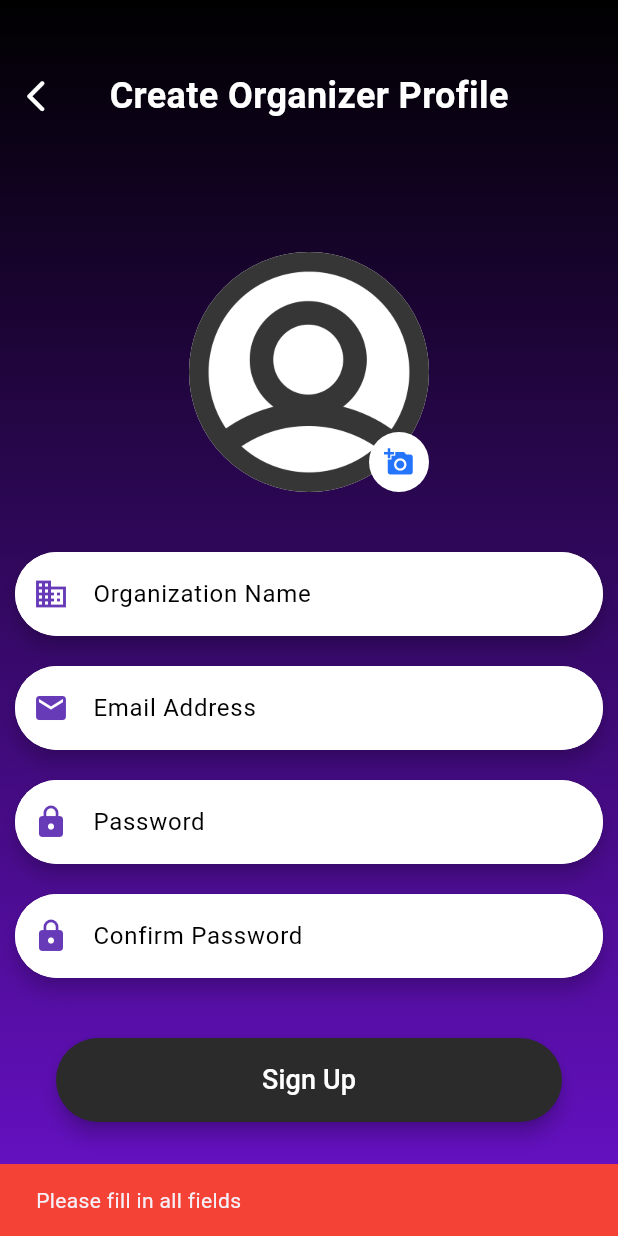
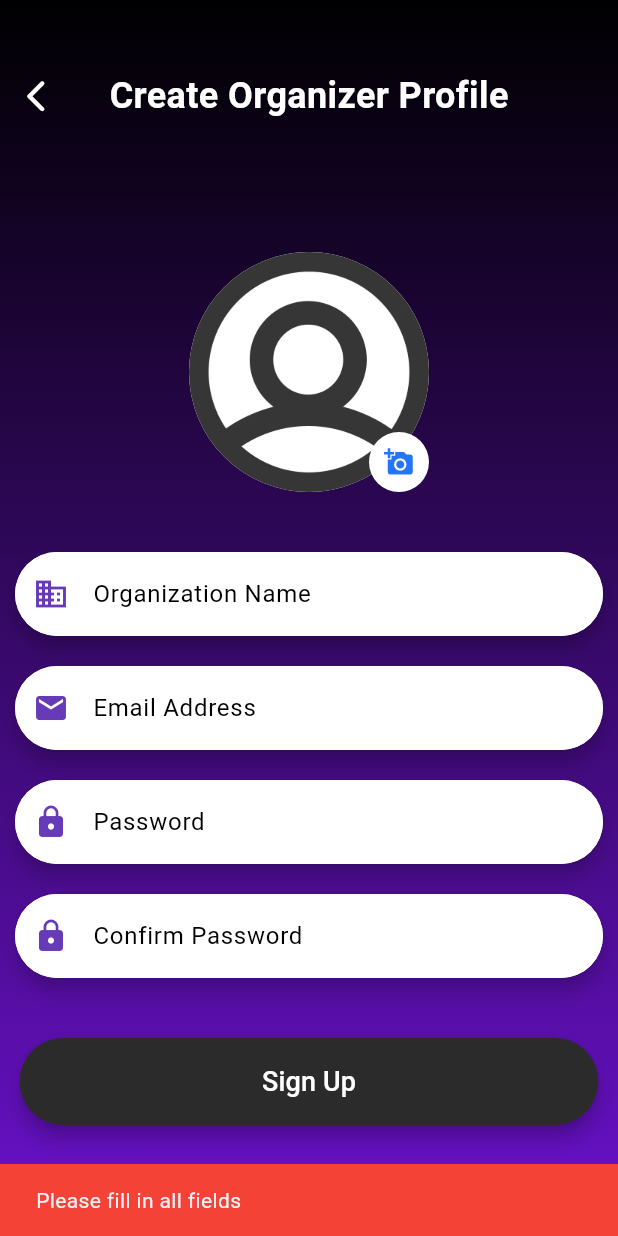
Before and after one commit to ameyjoshi0209/sound_stage, a Flutter app: the OrgSignUp screen opened directly, after a tap on "Sign Up", on a phone screen of 412 x 824 dp. Run offline on Flutter 3.47's test engine with Material 3 defaults, Android fonts, the phone set to English and light mode, and no system bars; our stand-ins replace cloud_firestore, curved_navigation_bar, firebase_auth, firebase_core, image_picker, open_file and 3 more; missing offline and left inert: flutter_stripe, mobile_scanner; accounts and stored records are empty.

Commit message:
Minor UI changes to the sign-in page and org signup page

```diff
--- a/lib/organizer/org_signup.dart
+++ b/lib/organizer/org_signup.dart
@@ -18,6 +18,8 @@ class _OrgSignUpState extends State<OrgSignUp> {
   final TextEditingController _orgPasswordController = TextEditingController();
   final TextEditingController _orgConfirmPasswordController =
       TextEditingController();
+
+  bool isLoading = false; // Track loading state
 
   final ImagePicker _picker = ImagePicker();
   File? selectedImage;
@@ -159,18 +161,30 @@ class _OrgSignUpState extends State<OrgSignUp> {
                     // Create Profile Button
                     Center(
                       child: ElevatedButton(
-                        onPressed: () async {
+                        onPressed:
+                            isLoading
+                                ? null
+                                : () async {
                                   HapticFeedback.mediumImpact();
-
+                                  setState(() {
+                                    isLoading = true; // Set loading state
+                                  });
                                   // Check if any field is empty
                                   if (_orgNameController.text.isEmpty ||
                                       _orgEmailController.text.isEmpty ||
                                       _orgPasswordController.text.isEmpty ||
-                              _orgConfirmPasswordController.text.isEmpty) {
+                                      _orgConfirmPasswordController
+                                          .text
+                                          .isEmpty) {
+                                    setState(() {
+                                      isLoading = false; // Reset loading state
+                                    });
                                     // Show snackbar if any field is empty
                                     ScaffoldMessenger.of(context).showSnackBar(
                                       SnackBar(
-                                content: Text('Please fill in all fields'),
+                                        content: Text(
+                                          'Please fill in all fields',
+                                        ),
                                         duration: Duration(seconds: 1),
                                         backgroundColor: Colors.red,
                                       ),
@@ -180,6 +194,9 @@ class _OrgSignUpState extends State<OrgSignUp> {
 
                                   if (_orgPasswordController.text !=
                                       _orgConfirmPasswordController.text) {
+                                    setState(() {
+                                      isLoading = false; // Reset loading state
+                                    });
                                     ScaffoldMessenger.of(context).showSnackBar(
                                       SnackBar(
                                         content: Text('Passwords do not match'),
@@ -195,7 +212,8 @@ class _OrgSignUpState extends State<OrgSignUp> {
                                       selectedImage,
                                     );
                                   }
-                          String tempId = 'tempId${randomAlphaNumeric(5)}';
+                                  String tempId =
+                                      'tempId${randomAlphaNumeric(5)}';
 
                                   Map<String, dynamic> data = {
                                     'orgname': _orgNameController.text,
@@ -210,7 +228,10 @@ class _OrgSignUpState extends State<OrgSignUp> {
                                     'orgfacebook': '',
                                     'orgApproved': false,
                                   };
-                          DatabaseMethods().addOrganizerDetail(data, tempId);
+                                  DatabaseMethods().addOrganizerDetail(
+                                    data,
+                                    tempId,
+                                  );
                                   setState(() {
                                     _orgNameController.clear();
                                     _orgEmailController.clear();
@@ -218,9 +239,14 @@ class _OrgSignUpState extends State<OrgSignUp> {
                                     _orgConfirmPasswordController.clear();
                                     selectedImage = null;
                                   });
+                                  setState(() {
+                                    isLoading = false; // Reset loading state
+                                  });
                                   ScaffoldMessenger.of(context).showSnackBar(
                                     SnackBar(
-                              content: Text('Profile sent for approval'),
+                                      content: Text(
+                                        'Profile sent for approval',
+                                      ),
                                       backgroundColor: Colors.green,
                                     ),
                                   );
@@ -229,15 +255,34 @@ class _OrgSignUpState extends State<OrgSignUp> {
                           backgroundColor: Color(0xFF2B2B2B),
                           foregroundColor: Colors.white,
                           padding: EdgeInsets.symmetric(
-                            horizontal: MediaQuery.of(context).size.width / 3,
-                            vertical: 15,
+                            horizontal:
+                                MediaQuery.of(context).size.width / 2.55,
+                            vertical: 16,
                           ),
                           shape: RoundedRectangleBorder(
                             borderRadius: BorderRadius.circular(50),
                           ),
                           elevation: 5,
                         ),
-                        child: Text('Sign Up', style: TextStyle(fontSize: 18)),
+                        child:
+                            isLoading
+                                ? Center(
+                                  child: SizedBox(
+                                    width: 26,
+                                    height: 26,
+                                    child: CircularProgressIndicator(
+                                      valueColor: AlwaysStoppedAnimation<Color>(
+                                        Colors.white,
+                                      ),
+                                      strokeWidth:
+                                          3, // For a smooth Google-like animation
+                                    ),
+                                  ),
+                                )
+                                : Text(
+                                  'Sign Up',
+                                  style: TextStyle(fontSize: 18),
+                                ),
                       ),
                     ),
                     SizedBox(height: 40),
```
Also changed, not shown: lib/pages/signin.dart (+6 -5 lines). Lines whose indentation alone changed are shown as unchanged.
